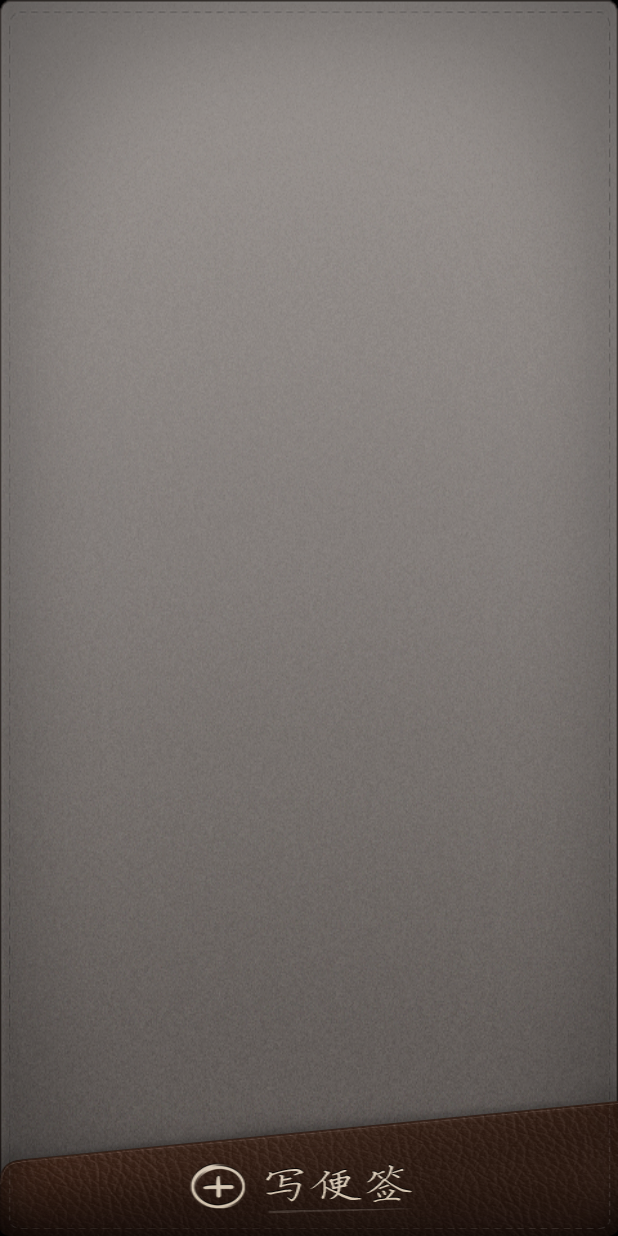
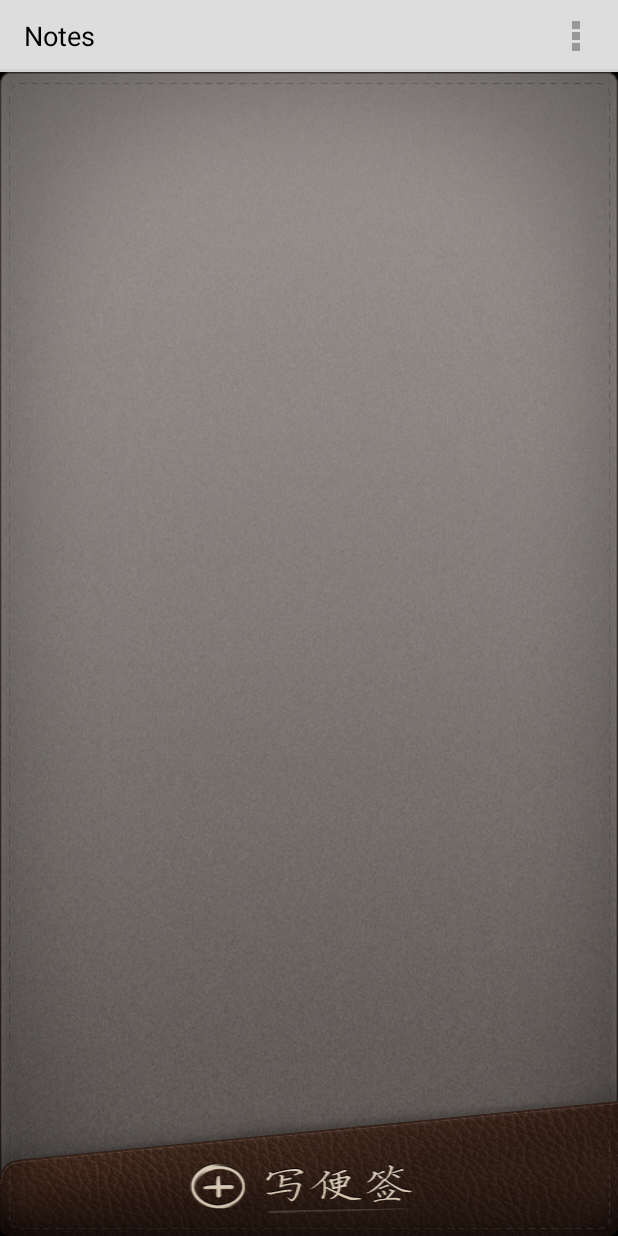
Before and after one commit to Ren-xiuyan/MiNotes-AndroidStudio, an Android app: the screen it shows after launch (NotesListActivity), on a phone screen of 412 x 824 dp. Run offline under Robolectric (Android 15) with nearby library versions, the phone set to English and light mode, and no system bars.

Commit message:
feat: restore delete, batch delete and move actions
Show a visible ActionBar on the notes list, add a Batch select menu entry, refresh checkbox state when entering multi-select mode, and use the current folder instead of a long-pressed item for move availability. Update README and CHANGELOG, and check the restored action item.

```diff
--- a/app/src/main/AndroidManifest.xml
+++ b/app/src/main/AndroidManifest.xml
@@ -43,8 +43,7 @@
             android:exported="true"
             android:label="@string/app_name"
             android:launchMode="singleTop"
-            android:theme="@style/NoteTheme"
-            android:uiOptions="splitActionBarWhenNarrow"
+            android:theme="@style/NoteListTheme"
             android:windowSoftInputMode="adjustPan" >
 
             <intent-filter>
--- a/app/src/main/java/net/micode/notes/ui/NotesListActivity.java
+++ b/app/src/main/java/net/micode/notes/ui/NotesListActivity.java
@@ -16,6 +16,7 @@
 
 package net.micode.notes.ui;
 
+import android.app.ActionBar;
 import android.app.Activity;
 import android.app.AlertDialog;
 import android.app.Dialog;
@@ -148,6 +149,15 @@ public class NotesListActivity extends Activity implements OnClickListener, OnIt
     protected void onCreate(Bundle savedInstanceState) {
         super.onCreate(savedInstanceState);
         setContentView(R.layout.note_list);
+
+        // 显示 ActionBar，让现代设备可以通过右上角溢出菜单访问列表操作。
+        ActionBar actionBar = getActionBar();
+        if (actionBar != null) {
+            actionBar.show();
+            actionBar.setDisplayShowTitleEnabled(true);
+            actionBar.setDisplayShowHomeEnabled(false);
+        }
+
         initResources();
 
         setAppInfoFromRawRes();
@@ -264,7 +274,7 @@ public class NotesListActivity extends Activity implements OnClickListener, OnIt
             getMenuInflater().inflate(R.menu.note_list_options, menu);
             menu.findItem(R.id.delete).setOnMenuItemClickListener(this);
             mMoveMenu = menu.findItem(R.id.move);
-            if (mFocusNoteDataItem.getParentId() == Notes.ID_CALL_RECORD_FOLDER
+            if (mCurrentFolderId == Notes.ID_CALL_RECORD_FOLDER
                     || DataUtils.getUserFolderCount(mContentResolver) == 0) {
                 mMoveMenu.setVisible(false);
             } else {
@@ -535,6 +545,21 @@ public class NotesListActivity extends Activity implements OnClickListener, OnIt
         intent.setAction(Intent.ACTION_INSERT_OR_EDIT);
         intent.putExtra(Notes.INTENT_EXTRA_FOLDER_ID, mCurrentFolderId);
         this.startActivityForResult(intent, REQUEST_CODE_NEW_NODE);
+    }
+
+    /**
+     * 进入批量操作模式，显示删除和移动入口。
+     */
+    private void startBatchEdit() {
+        if (mNotesListAdapter.getCount() == 0) {
+            Toast.makeText(this, R.string.menu_select_none, Toast.LENGTH_SHORT).show();
+            return;
+        }
+        if (!mNotesListAdapter.isInChoiceMode()) {
+            if (mNotesListView.startActionMode(mModeCallBack) != null) {
+                mModeCallBack.updateMenu();
+            }
+        }
     }
 
     /**
@@ -920,6 +945,10 @@ public class NotesListActivity extends Activity implements OnClickListener, OnIt
                 showCreateOrModifyFolderDialog(true);
                 break;
             }
+            case R.id.menu_batch_edit: {
+                startBatchEdit();
+                break;
+            }
             case R.id.menu_export_text: {
                 exportNoteToText();
                 break;
--- a/app/src/main/java/net/micode/notes/ui/NotesListAdapter.java
+++ b/app/src/main/java/net/micode/notes/ui/NotesListAdapter.java
@@ -100,6 +100,7 @@ public class NotesListAdapter extends CursorAdapter {
     public void setChoiceMode(boolean mode) {
         mSelectedIndex.clear();
         mChoiceMode = mode;
+        notifyDataSetChanged();
     }
 
     /**
--- a/app/src/main/res/menu/call_record_folder.xml
+++ b/app/src/main/res/menu/call_record_folder.xml
@@ -18,6 +18,10 @@
 <menu
     xmlns:android="http://schemas.android.com/apk/res/android">
     <item
+        android:id="@+id/menu_batch_edit"
+        android:title="@string/menu_batch_edit"/>
+
+    <item
         android:id="@+id/menu_search"
         android:title="@string/menu_search" />
 </menu>
--- a/app/src/main/res/menu/note_list.xml
+++ b/app/src/main/res/menu/note_list.xml
@@ -18,6 +18,10 @@
 <menu
     xmlns:android="http://schemas.android.com/apk/res/android">
     <item
+        android:id="@+id/menu_batch_edit"
+        android:title="@string/menu_batch_edit"/>
+
+    <item
         android:id="@+id/menu_new_folder"
         android:title="@string/menu_create_folder"/>
 
--- a/app/src/main/res/menu/sub_folder.xml
+++ b/app/src/main/res/menu/sub_folder.xml
@@ -19,6 +19,10 @@
     xmlns:android="http://schemas.android.com/apk/res/android">
 
     <item
+        android:id="@+id/menu_batch_edit"
+        android:title="@string/menu_batch_edit"/>
+
+    <item
         android:id="@+id/menu_new_note"
         android:title="@string/notelist_menu_new"/>
 </menu>
--- a/app/src/main/res/values/strings.xml
+++ b/app/src/main/res/values/strings.xml
@@ -49,6 +49,7 @@
     <string name="menu_delete">Delete</string>
     <string name="menu_move">Move to folder</string>
     <string name="menu_select_title">%d selected</string>
+    <string name="menu_batch_edit">Batch select</string>
     <string name="menu_select_none">Nothing selected, the operation is invalid</string>
     <string name="menu_select_all">Select all</string>
     <string name="menu_deselect_all">Deselect all</string>
--- a/app/src/main/res/values/styles.xml
+++ b/app/src/main/res/values/styles.xml
@@ -66,4 +66,13 @@
         <item name="android:displayOptions" />
         <item name="android:visibility">gone</item>
     </style>
+
+    <!-- 列表页需要可见的 ActionBar，用于承载“批量操作”等菜单入口。 -->
+    <style name="NoteListTheme" parent="@android:style/Theme.Holo.Light">
+        <item name="android:actionBarStyle">@style/NoteListActionBarStyle</item>
+    </style>
+
+    <style name="NoteListActionBarStyle" parent="@android:style/Widget.Holo.Light.ActionBar.Solid">
+        <item name="android:displayOptions">showHome|showTitle</item>
+    </style>
 </resources>
```
Also changed, not shown: 5 other files.
